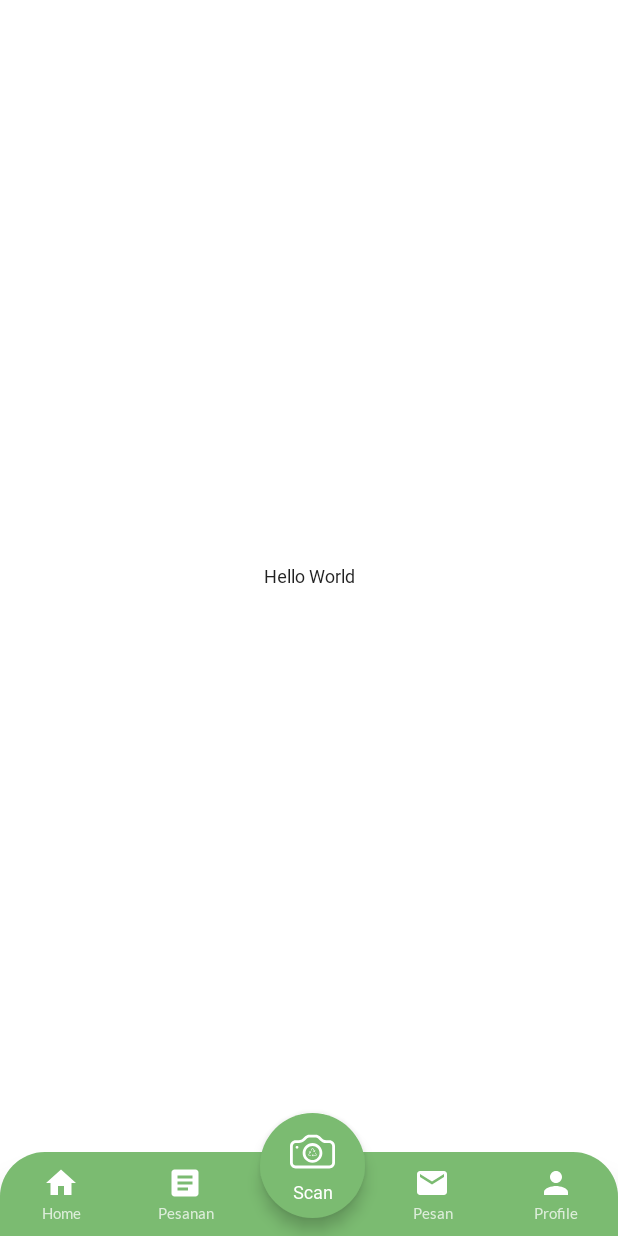
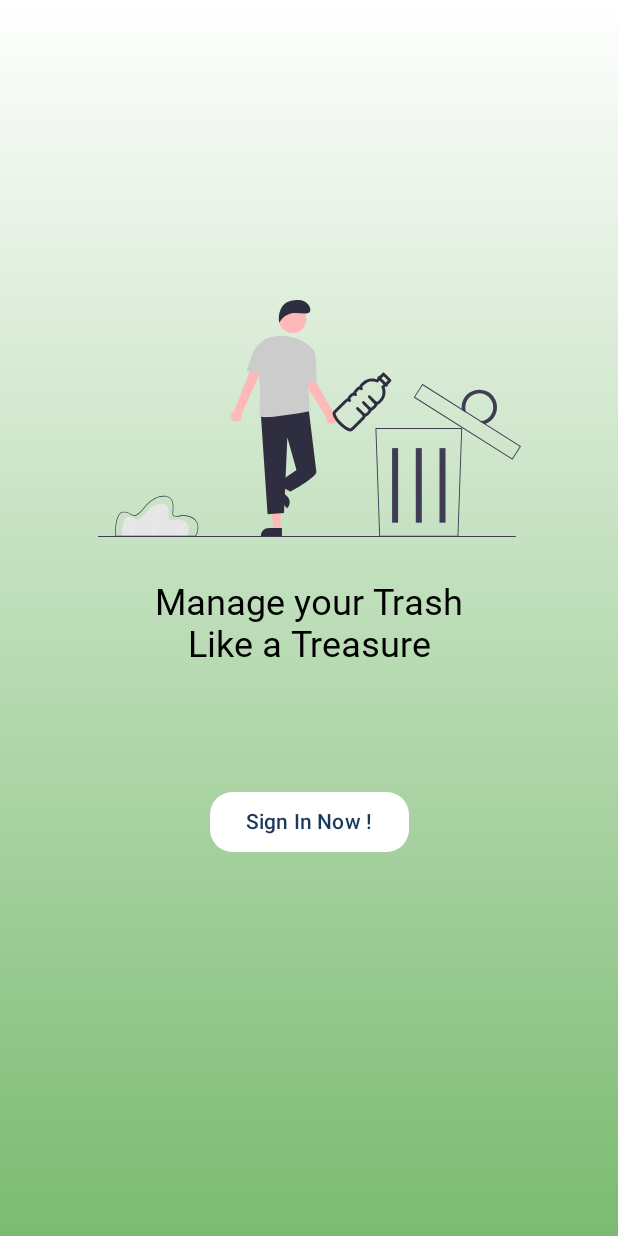
Before and after one commit to Trashure-Capstone/Mobile-Development, an Android app built with Jetpack Compose: the screen it shows after launch (MainActivity), on a phone screen of 412 x 824 dp. Run offline under Robolectric (Android 15) with nearby library versions, the phone set to English and light mode, and no system bars; Roboto replaces fonts that are not available here.

Commit message:
add navigation

```diff
--- a/Trashure/app/build.gradle
+++ b/Trashure/app/build.gradle
@@ -69,6 +69,9 @@ dependencies {
     implementation "androidx.lifecycle:lifecycle-viewmodel-compose:2.6.1"
     implementation "androidx.lifecycle:lifecycle-runtime-compose:2.6.1"
 
+    //navigation
+    implementation "androidx.navigation:navigation-compose:2.5.3"
+
     //coroutine support
     implementation "androidx.lifecycle:lifecycle-viewmodel-ktx:2.6.1" //viewModelScope
     implementation "androidx.lifecycle:lifecycle-livedata-ktx:2.6.1" //liveData
--- a/Trashure/app/src/main/java/com/example/trashure/TrashureApp.kt
+++ b/Trashure/app/src/main/java/com/example/trashure/TrashureApp.kt
@@ -42,8 +42,16 @@
 import androidx.navigation.NavHostController
 import androidx.navigation.NavType
 import androidx.navigation.compose.NavHost
+import androidx.navigation.compose.composable
 import androidx.navigation.compose.currentBackStackEntryAsState
 import androidx.navigation.compose.rememberNavController
+import com.example.trashure.ui.screen.home.HomeScreen
+import com.example.trashure.ui.screen.login.LoginScreen
+import com.example.trashure.ui.screen.register.RegisterScreen
+import com.example.trashure.ui.screen.splash.SplashScreen1
+import com.example.trashure.ui.screen.splash.SplashScreen2
+import com.example.trashure.ui.theme.PrimaryBackgroundColor
+import com.example.trashure.ui.theme.SecondaryColor
 import com.example.trashure.ui.theme.TrashureTheme
 
 @Composable
@@ -53,23 +61,70 @@
 ){
     val navBackStackEntry by navController.currentBackStackEntryAsState()
     val currentRoute = navBackStackEntry?.destination?.route
+    val screenWithoutBottomBar:List<String?> =
+        listOf(
+            Screen.Splash1.route,
+            Screen.Splash2.route,
+            Screen.Login.route,
+            Screen.Register.route,
+        )
 
     Scaffold(
         bottomBar = {
-            BottomBar(navController)
+            if(!(screenWithoutBottomBar).contains(currentRoute)){
+                BottomBar(navController)
+            }
         },
         floatingActionButton = {
-            MyUI()
+            if(!(screenWithoutBottomBar).contains(currentRoute)){
+                MyUI()
+            }
         },
         modifier = modifier
     ) { innerPadding ->
-        Box(
-            modifier = Modifier
-                .padding(innerPadding)
-                .fillMaxSize(),
-            contentAlignment = Alignment.Center
-        ) {
-            Text("Hello World")
+        NavHost(
+            navController = navController,
+            startDestination = Screen.Splash1.route,
+            modifier = Modifier.padding(innerPadding)
+        ){
+            composable(Screen.Splash1.route){
+                SplashScreen1(
+                    navigateToSplashScreen2 = {
+                        navController.navigate(Screen.Splash2.route)
+                    },
+                    navigateToHome = {
+                        navController.navigate(Screen.Home.route)
+                    }
+                )
+            }
+
+            composable(Screen.Splash2.route){
+                SplashScreen2(
+                    navigateToLogin = {
+                        navController.navigate(Screen.Login.route)
+                    }
+                )
+            }
+            composable(Screen.Login.route){
+                LoginScreen(
+                    navigateToRegister = {
+                        navController.navigate(Screen.Register.route)
+                    },
+                    navigateToHome = {
+                        navController.navigate(Screen.Home.route)
+                    }
+                )
+            }
+            composable(Screen.Register.route){
+                RegisterScreen(
+                    navigateToLogin = {
+                        navController.navigate(Screen.Login.route)
+                    }
+                )
+            }
+            composable(Screen.Home.route){
+                HomeScreen()
+            }
         }
     }
 
@@ -80,16 +135,16 @@
     navController: NavHostController,
     modifier : Modifier = Modifier
 ) {
-    var value by remember { mutableStateOf(20f) }
     BottomNavigation(
-        backgroundColor = Color.White,
-        elevation = 0.dp,
-        modifier = Modifier
+        backgroundColor = Color.Black,
+        elevation = 10.dp,
+        modifier = modifier
             .fillMaxWidth()
+
             .graphicsLayer {
                 clip = true
-                shape = RoundedCornerShape(topStart = 30.dp, topEnd = 30.dp)
-                shadowElevation = value
+                shape = RoundedCornerShape(topStart = 25.dp, topEnd = 25.dp)
+                shadowElevation = 20f
             }
     ){
         val navBackStackEntry by navController.currentBackStackEntryAsState()
@@ -121,24 +176,16 @@
                 screen = Screen.Profile
             ),
         )
-        BottomNavigation {
+        BottomNavigation(
+            backgroundColor = PrimaryBackgroundColor
+        ) {
             navigationItems.map { item ->
                 BottomNavigationItem(
                     icon = {
-                        if (item.title == "") {
-                            Icon(
+                        Icon(
                                 imageVector = item.icon,
-                                contentDescription = item.title + "_page",
-                                tint = Color(0xFF6200EE)
-
+                                contentDescription = item.title + "_page"
                             )
-                        } else {
-                            Icon(
-                                imageVector = item.icon,
-                                contentDescription = item.title + "_page",
-                                tint = Color.White
-                            )
-                        }
                     },
                     label = {
                         Text(item.title)
--- a/Trashure/app/src/main/java/com/example/trashure/data/repository/TrashureRepository.kt
+++ b/Trashure/app/src/main/java/com/example/trashure/data/repository/TrashureRepository.kt
@@ -21,7 +21,7 @@ class TrashureRepository(private val context: Context, private val apiService: A
 
     private val preferencesDatastore = TrashurePreferencesDatastore(context)
 
-    fun setAuth(auth:Auth){
+    private fun setAuth(auth:Auth){
         CoroutineScope(Dispatchers.IO).launch{
             preferencesDatastore.setAuth(
                 Auth(
--- a/Trashure/app/src/main/java/com/example/trashure/ui/navigation/Screen.kt
+++ b/Trashure/app/src/main/java/com/example/trashure/ui/navigation/Screen.kt
@@ -1,9 +1,13 @@
 package com.example.trashure.ui.navigation
 
 sealed class Screen(val route: String) {
-    object Home : Screen("home")
-    object Order : Screen("order")
+    object Home     : Screen("home")
+    object Order    : Screen("order")
     object ScanPage : Screen("scan_page")
-    object Inbox : Screen("inbox")
-    object Profile : Screen("profile")
+    object Inbox    : Screen("inbox")
+    object Profile  : Screen("profile")
+    object Splash1  : Screen("splash_1")
+    object Splash2  : Screen("splash_2")
+    object Login    : Screen("login")
+    object Register : Screen("register")
 }
--- a/Trashure/app/src/main/java/com/example/trashure/ui/screen/login/LoginViewModel.kt
+++ b/Trashure/app/src/main/java/com/example/trashure/ui/screen/login/LoginViewModel.kt
@@ -46,6 +46,10 @@ class LoginViewModel(
                 _isLogin.value = UiState.Error(e.message.toString())
             }
         }
+    }
+
+    fun logout(){
+        repository.logout()
     }
 
     private fun login(){
--- a/Trashure/app/src/main/java/com/example/trashure/ui/screen/splash/SplashScreen1.kt
+++ b/Trashure/app/src/main/java/com/example/trashure/ui/screen/splash/SplashScreen1.kt
@@ -1,24 +1,41 @@
 package com.example.trashure.ui.screen.splash
 
+import android.util.Log
 import androidx.compose.foundation.Image
 import androidx.compose.runtime.Composable
 import androidx.compose.ui.Alignment
 import androidx.compose.ui.Modifier
 import androidx.compose.ui.res.stringResource
-import androidx.compose.ui.tooling.preview.Preview
 import com.example.trashure.R
 
 import androidx.compose.foundation.background
 import androidx.compose.foundation.layout.*
+import androidx.compose.runtime.LaunchedEffect
+import androidx.compose.runtime.collectAsState
 import androidx.compose.ui.graphics.Brush
+import androidx.compose.ui.platform.LocalContext
 import androidx.compose.ui.res.painterResource
 import androidx.compose.ui.unit.dp
+import androidx.lifecycle.viewmodel.compose.viewModel
+import com.example.trashure.di.Injection
+import com.example.trashure.ui.common.UiState
+import com.example.trashure.ui.screen.login.LoginViewModel
 import com.example.trashure.ui.theme.*
+import com.example.trashure.utils.ViewModelFactory
+import kotlinx.coroutines.Delay
+import kotlinx.coroutines.delay
 
 @Composable
-@Preview
 fun SplashScreen1(
-    modifier: Modifier = Modifier
+    navigateToSplashScreen2: () -> Unit,
+    navigateToHome: () -> Unit,
+    modifier: Modifier = Modifier,
+    viewModel: LoginViewModel =
+        viewModel(
+            factory = ViewModelFactory(
+                Injection.provideRepository(context = LocalContext.current)
+            )
+        ),
 ) {
     Box(
         contentAlignment = Alignment.Center,
@@ -35,6 +52,35 @@ fun SplashScreen1(
             contentDescription = stringResource(id = R.string.trashure_logo),
             modifier = Modifier.size(120.dp, 128.dp)
         )
+    }
 
+    viewModel.isLogin.collectAsState(initial = UiState.Empty).value.let{
+            uiState ->
+        when(uiState){
+            is UiState.Loading -> {
+                Log.d("collectStateTestLoading", uiState.toString())
+            }
+            is UiState.Success -> {
+                if(uiState.data){
+                    LaunchedEffect(Unit){
+                        delay(2000)
+                        navigateToHome()
+                    }
+                } else {
+                    LaunchedEffect(Unit){
+                        delay(2000)
+                        navigateToSplashScreen2()
+                    }
+
+                }
+            }
+            is UiState.Error -> {
+                Log.d("collectStateTestError", uiState.toString())
+            }
+            else -> {
+                viewModel.checkIsLogin()
+            }
+
+        }
     }
 }
--- a/Trashure/app/src/main/java/com/example/trashure/ui/screen/splash/SplashScreen2.kt
+++ b/Trashure/app/src/main/java/com/example/trashure/ui/screen/splash/SplashScreen2.kt
@@ -5,7 +5,6 @@ import androidx.compose.runtime.Composable
 import androidx.compose.ui.Alignment
 import androidx.compose.ui.Modifier
 import androidx.compose.ui.res.stringResource
-import androidx.compose.ui.tooling.preview.Preview
 import com.example.trashure.R
 
 import androidx.compose.foundation.background
@@ -23,8 +22,8 @@ import androidx.compose.ui.unit.sp
 import com.example.trashure.ui.theme.*
 
 @Composable
-@Preview
 fun SplashScreen2(
+    navigateToLogin: () -> Unit,
     modifier: Modifier = Modifier
 ) {
     Box(
@@ -76,7 +75,8 @@ fun SplashScreen2(
                     contentColor = PrimaryTextColor,
                     SecondaryBackgroundColor,
                     SecondaryTextColor),
-                onClick = { /*TODO*/ }) {
+                onClick = { navigateToLogin() }
+            ) {
                 Text(text = stringResource(id = R.string.sign_in_now))
             }
         }
```
Also changed, not shown: Trashure/app/src/main/java/com/example/trashure/MainActivity.kt (+0 -17 lines), Trashure/app/src/main/java/com/example/trashure/ui/screen/login/LoginScreen.kt (+41 -50 lines), Trashure/app/src/main/java/com/example/trashure/ui/screen/register/RegisterScreen.kt (+7 -6 lines).
